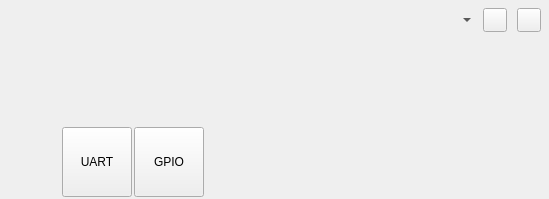
The window that views/ui/title.ui (huangbop/usd) describes before a commit, drawn with Qt 5.
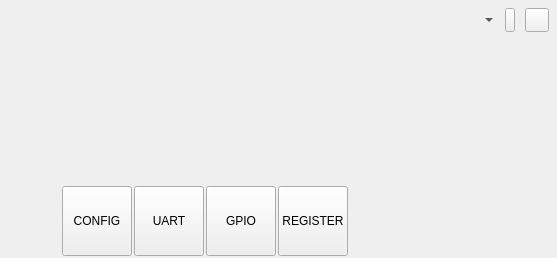
The same window after the commit. Icons and pictures are not drawn.

Commit message: Twisted title

```diff
--- a/views/ui/title.ui
+++ b/views/ui/title.ui
@@ -6,8 +6,8 @@
    <rect>
     <x>0</x>
     <y>0</y>
-    <width>549</width>
-    <height>199</height>
+    <width>557</width>
+    <height>258</height>
    </rect>
   </property>
   <property name="windowTitle">
@@ -80,6 +80,32 @@
         </item>
         <item>
          <layout class="QHBoxLayout" name="horizontalLayout_2">
+          <item>
+           <widget class="QToolButton" name="tab_config">
+            <property name="minimumSize">
+             <size>
+              <width>70</width>
+              <height>70</height>
+             </size>
+            </property>
+            <property name="text">
+             <string>CONFIG</string>
+            </property>
+            <property name="icon">
+             <iconset resource="../usd.qrc">
+              <normaloff>:/images/images/config.png</normaloff>:/images/images/config.png</iconset>
+            </property>
+            <property name="iconSize">
+             <size>
+              <width>48</width>
+              <height>48</height>
+             </size>
+            </property>
+            <property name="toolButtonStyle">
+             <enum>Qt::ToolButtonTextUnderIcon</enum>
+            </property>
+           </widget>
+          </item>
           <item>
            <widget class="QToolButton" name="tab_uart">
             <property name="minimumSize">
@@ -132,6 +158,32 @@
             </property>
            </widget>
           </item>
+          <item>
+           <widget class="QToolButton" name="tab_register">
+            <property name="minimumSize">
+             <size>
+              <width>70</width>
+              <height>70</height>
+             </size>
+            </property>
+            <property name="text">
+             <string>REGISTER</string>
+            </property>
+            <property name="icon">
+             <iconset resource="../usd.qrc">
+              <normaloff>:/images/images/register.png</normaloff>:/images/images/register.png</iconset>
+            </property>
+            <property name="iconSize">
+             <size>
+              <width>48</width>
+              <height>48</height>
+             </size>
+            </property>
+            <property name="toolButtonStyle">
+             <enum>Qt::ToolButtonTextUnderIcon</enum>
+            </property>
+           </widget>
+          </item>
          </layout>
         </item>
        </layout>
```
The commit also changes 14 other files.
